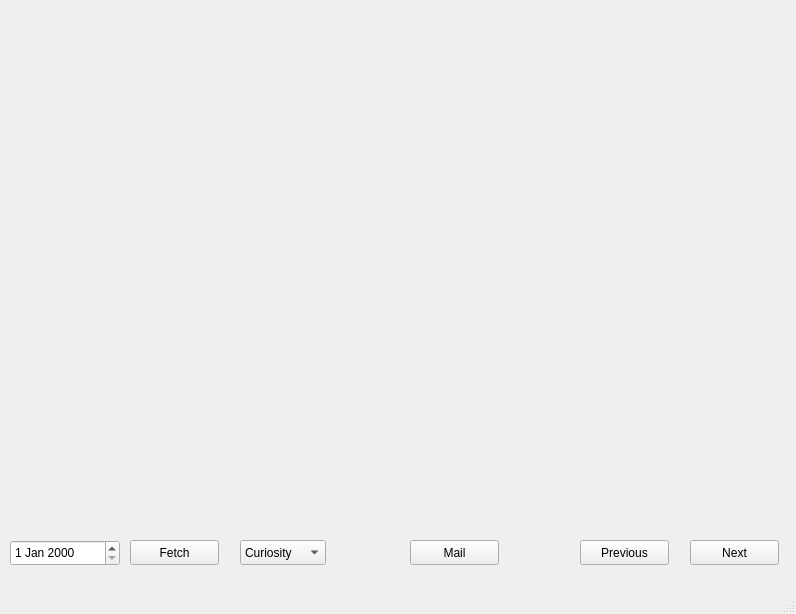
Before: the Qt Designer form base.ui in ivinjabraham/redeyes, drawn with Qt 5.
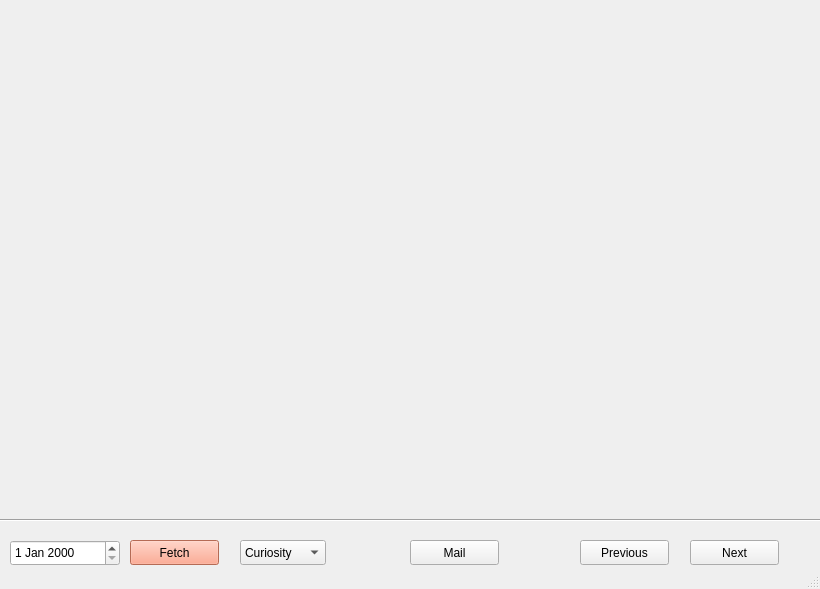
After: the same form once the commit is applied.

Commit message: ADD: Mail feature with GUI, Error dialog windows and other minor fixes

Diff of the .ui file:
```diff
--- a/base.ui
+++ b/base.ui
@@ -6,13 +6,16 @@
    <rect>
     <x>0</x>
     <y>0</y>
-    <width>796</width>
-    <height>614</height>
+    <width>820</width>
+    <height>589</height>
    </rect>
   </property>
   <property name="windowTitle">
    <string>MainWindow</string>
   </property>
+  <property name="styleSheet">
+   <string notr="true"/>
+  </property>
   <widget class="QWidget" name="centralwidget">
    <widget class="QPushButton" name="pushButton">
     <property name="geometry">
@@ -67,6 +70,11 @@
       <height>25</height>
      </rect>
     </property>
+    <property name="styleSheet">
+     <string notr="true">#pushButton_4{
+	background-color: #FE9677;
+}</string>
+    </property>
     <property name="text">
      <string>Fetch</string>
     </property>
@@ -76,13 +84,16 @@
      <rect>
       <x>-10</x>
       <y>0</y>
-      <width>811</width>
-      <height>501</height>
+      <width>841</width>
+      <height>521</height>
      </rect>
     </property>
     <property name="text">
      <string/>
     </property>
+    <property name="alignment">
+     <set>Qt::AlignCenter</set>
+    </property>
    </widget>
    <widget class="QDateEdit" name="dateEdit">
     <property name="geometry">
@@ -119,6 +130,19 @@
      </property>
     </item>
    </widget>
+   <widget class="Line" name="line">
+    <property name="geometry">
+     <rect>
+      <x>-40</x>
+      <y>510</y>
+      <width>871</width>
+      <height>20</height>
+     </rect>
+    </property>
+    <property name="orientation">
+     <enum>Qt::Horizontal</enum>
+    </property>
+   </widget>
   </widget>
   <widget class="QStatusBar" name="statusbar"/>
   <action name="actionCuriosity">
```
The commit also changes 4 other files.
